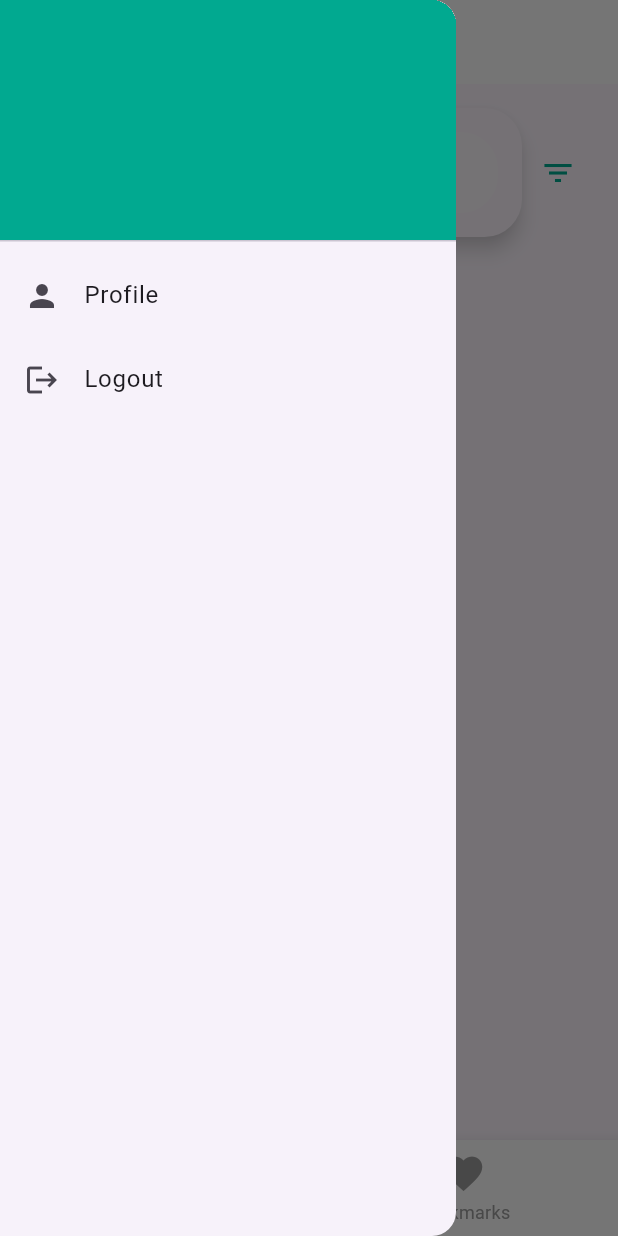
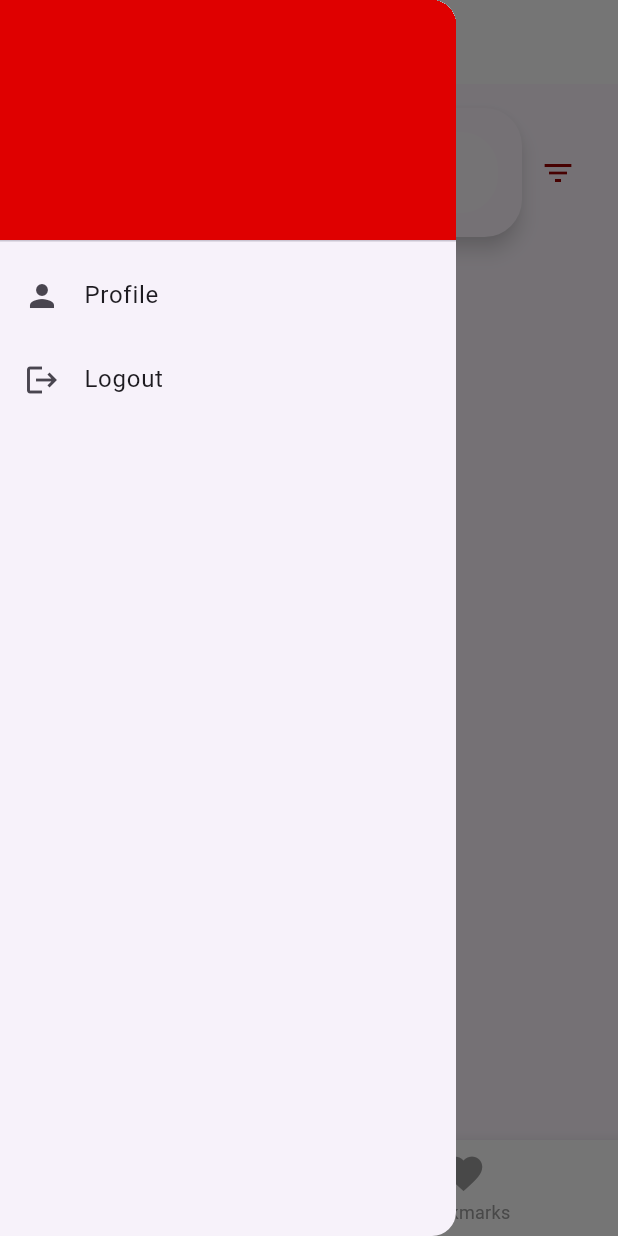
Before and after one commit to Gab4code/onlyfoods, a Flutter app: the foodPage screen opened directly, with the side drawer open, on a phone screen of 412 x 824 dp. Run offline on Flutter 3.47's test engine with Material 3 defaults, Android fonts, the phone set to English and light mode, and no system bars; our stand-ins replace cloud_firestore, firebase_auth, firebase_core, firebase_storage, image_picker; accounts and stored records are empty; Roboto replaces fonts that are missing (Poppins).

Commit message:
change color

```diff
--- a/lib/main.dart
+++ b/lib/main.dart
@@ -1,9 +1,11 @@
 import 'package:firebase_core/firebase_core.dart';
 import 'package:flutter/material.dart';
+import 'package:onlyfoods/screens/homepage/home_page.dart';
 import 'package:onlyfoods/screens/login_page.dart';
 import 'package:onlyfoods/screens/register_page.dart';
 import 'package:onlyfoods/services/wrapper.dart';
-import 'screens/onboarding.dart';
+import 'screens/homepage/foodSearchPage.dart';
+// import 'screens/onboarding.dart';
 
 Future<void> main() async {
   WidgetsFlutterBinding.ensureInitialized();
@@ -15,7 +17,7 @@ class MyApp extends StatelessWidget {
   @override
   Widget build(BuildContext context) {
     return MaterialApp(
-      home: Onboarding(),
+      home: foodPage(),
     );
   }
 }
--- a/lib/screens/homepage/bookmark.dart
+++ b/lib/screens/homepage/bookmark.dart
@@ -61,7 +61,7 @@ class BookmarkedFoods extends StatelessWidget {
                     mainAxisSize: MainAxisSize.min,
                     children: [
                       IconButton(
-                        icon: Icon(Icons.delete, color: Colors.red),
+                        icon: Icon(Icons.delete, color: Color(0xFFDF0000)),
                         onPressed: () {
                           showDialog(
                             context: context,
--- a/lib/screens/homepage/foodSearchPage.dart
+++ b/lib/screens/homepage/foodSearchPage.dart
@@ -28,10 +28,10 @@ class _foodPageState extends State<foodPage> {
       appBar: AppBar(
         title: Text(
           'OnlyFoods',
-          style: TextStyle(color: Color(0xFF01a990), fontFamily: 'Poppins'),
+          style: TextStyle(color: Color.fromARGB(255, 155, 2, 2), fontFamily: 'Poppins'),
         ),
         backgroundColor: Colors.white,
-        iconTheme: IconThemeData(color: Color(0xFF01a990)),
+        iconTheme: IconThemeData(color: Color.fromARGB(255, 155, 2, 2)),
       ),
       drawer: Drawer(
         child: StreamBuilder<DocumentSnapshot>(
@@ -61,7 +61,7 @@ class _foodPageState extends State<foodPage> {
                       style: TextStyle(fontFamily: 'Poppins'),
                     ),
                     decoration: BoxDecoration(
-                      color: Color(0xFF01a990),
+                      color: Color(0xFFDF0000),
                     ),
                   ),
                   ListTile(
@@ -99,7 +99,7 @@ class _foodPageState extends State<foodPage> {
           ),
         ],
         currentIndex: _selectedIndex,
-        selectedItemColor: Color(0xFF01a990),
+        selectedItemColor: Color(0xFFDF0000),
         unselectedItemColor: Colors.grey,
         backgroundColor: Colors.white,
         onTap: (index) {
@@ -112,7 +112,7 @@ class _foodPageState extends State<foodPage> {
         type: BottomNavigationBarType.fixed,
         showSelectedLabels: true,
         showUnselectedLabels: true,
-        selectedIconTheme: IconThemeData(color: Color(0xFF01a990)),
+        selectedIconTheme: IconThemeData(color: Color(0xFFDF0000)),
         unselectedIconTheme: IconThemeData(color: Colors.grey),
       ),
     );
--- a/lib/screens/homepage/food_grid_view.dart
+++ b/lib/screens/homepage/food_grid_view.dart
@@ -109,7 +109,7 @@ class _FoodGridViewState extends State<FoodGridView> {
                 ),
               ),
               IconButton(
-                icon: Icon(Icons.filter_list, color: Color(0xFF01a990)),
+                icon: Icon(Icons.filter_list, color: Color.fromARGB(255, 155, 2, 2)),
                 onPressed: () async {
                   final filters = await FilterOptions.show(context, selectedFilters);
                   if (filters != null) {
@@ -130,7 +130,7 @@ class _FoodGridViewState extends State<FoodGridView> {
                 fontWeight: FontWeight.bold,
                 fontSize: 20,
                 fontFamily: 'Poppins',
-                color: Color(0xFF01a990),
+                color: Color.fromARGB(255, 155, 2, 2),
               ),
             ),
            ),
@@ -140,7 +140,7 @@ class _FoodGridViewState extends State<FoodGridView> {
           spacing: 8.0,
           children: selectedFilters
               .map((filter) => Chip(
-                    backgroundColor: Color(0xFF01a990),
+                    backgroundColor: Color(0xFFDF0000),
                     label: Text(filter, style: TextStyle(color: Colors.white),),
                     onDeleted: () {
                       setState(() {
@@ -204,7 +204,7 @@ class _SearchBarState extends State<SearchBar> {
       child: TextField(
         onChanged: widget.onQueryChanged,
         decoration: InputDecoration(
-          prefixIcon: Icon(Icons.search, color: Color(0xFF01a990)),
+          prefixIcon: Icon(Icons.search, color: Color.fromARGB(255, 155, 2, 2)),
           hintText: 'What are you craving?',
           hintStyle: TextStyle(
             color: Colors.grey.withOpacity(0.5),
--- a/lib/screens/homepage/food_item.dart
+++ b/lib/screens/homepage/food_item.dart
@@ -94,7 +94,7 @@ class _FoodItemState extends State<FoodItem> {
       onTap: widget.onTap,
       child: Container(
         decoration: BoxDecoration(
-          color: Color(0xFF01a990),
+          color: Color.fromARGB(255, 119, 19, 19),
           borderRadius: BorderRadius.circular(15),
         ),
         child: Column(
@@ -134,7 +134,7 @@ class _FoodItemState extends State<FoodItem> {
                     onTap: toggleBookmark,
                     child: Icon(
                       isBookmarked ? Icons.favorite : Icons.favorite_border,
-                      color: Colors.red,
+                      color: Color(0xFFDF0000),
                     ),
                   ),
                 ],
```
Also changed, not shown: pubspec.lock.
